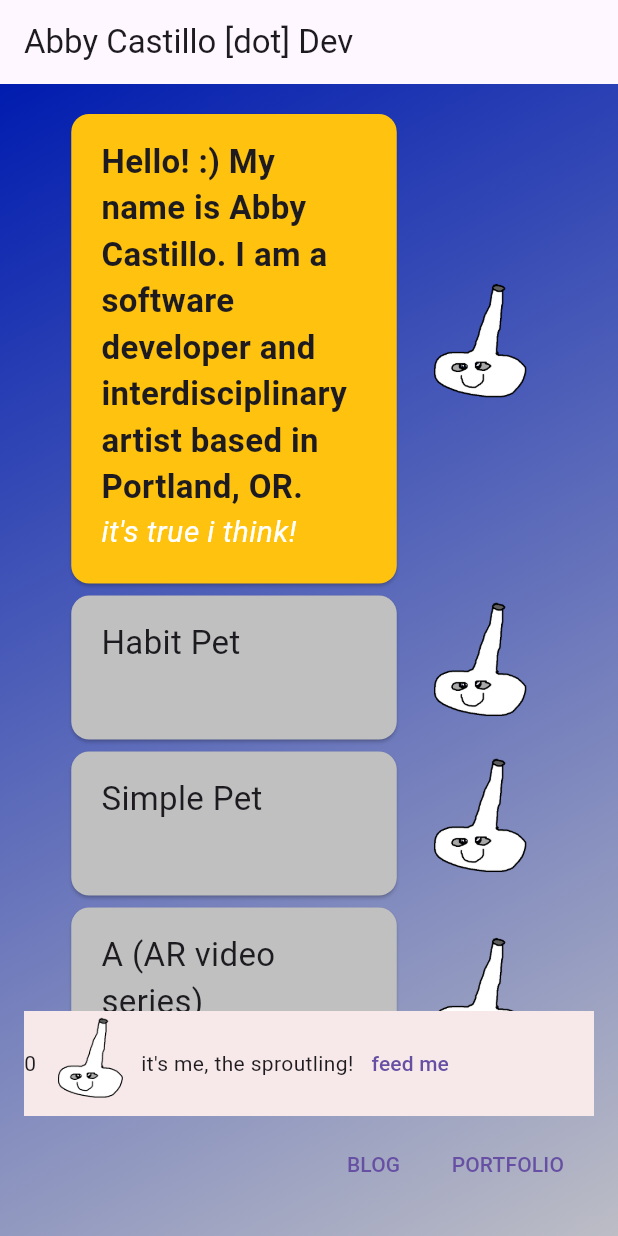
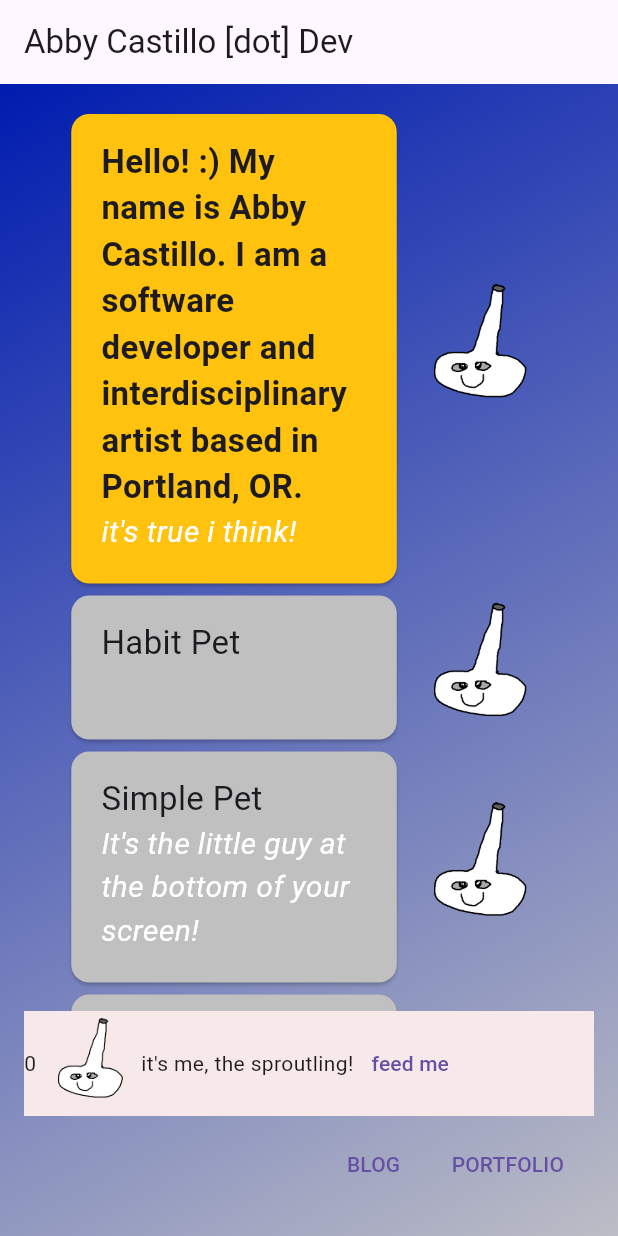
Before and after one commit to abbymachines/flutter-dev-portfolio, a Flutter app: the screen it shows after launch, on a phone screen of 412 x 824 dp. Run offline on Flutter 3.47's test engine with Material 2 defaults, Android fonts, the phone set to English and light mode, and no system bars; our stand-ins replace flutter_markdown.

Commit message:
edit data

```diff
--- a/lib/data/portfolio_items_data.dart
+++ b/lib/data/portfolio_items_data.dart
@@ -21,7 +21,10 @@ final items = [
 The app allows you to keep a list of habits and track their completion over time.
 
 When habits are incomplete, the pet gets hungry and sick. Completing habits feeds the pet and makes it happier.'''),
-  GenericItem(label: 'Simple Pet', expandedText: 'lol'),
+  GenericItem(
+      label: 'Simple Pet',
+      mainText: 'It\'s the little guy at the bottom of your screen!',
+      expandedText: 'A work in progress. I promise I\'m working on it.'),
   GenericItem(
       label: 'A (AR video series)',
       expandedText:
--- a/lib/widgets/items/item.dart
+++ b/lib/widgets/items/item.dart
@@ -32,14 +32,13 @@ class _ItemState extends State<Item> {
 
   @override
   Widget build(BuildContext context) {
-    return InkWell(
-        onTap: toggleExpanded,
-        // child:
-        child: Row(
+    return Row(
       mainAxisAlignment: MainAxisAlignment.center,
       children: [
         SizedBox(
           width: 225,
+          child: InkWell(
+            onTap: toggleExpanded,
             child: Card(
               color: widget.item.color,
               child: Padding(
@@ -76,10 +75,17 @@ class _ItemState extends State<Item> {
               ),
             ),
           ),
+        ),
         // Text('hello to you as well')
-            SizedBox(
-                width: 100, height: 100, child: Image.asset(Images.sproutling)),
+        Container(
+          width: 100,
+          height: 100,
+          alignment: Alignment.bottomCenter,
+          child: Image.asset(
+            Images.sproutling,
+          ),
+        ),
       ],
-        ));
+    );
   }
 }
```
Lines whose indentation alone changed are shown as unchanged.
